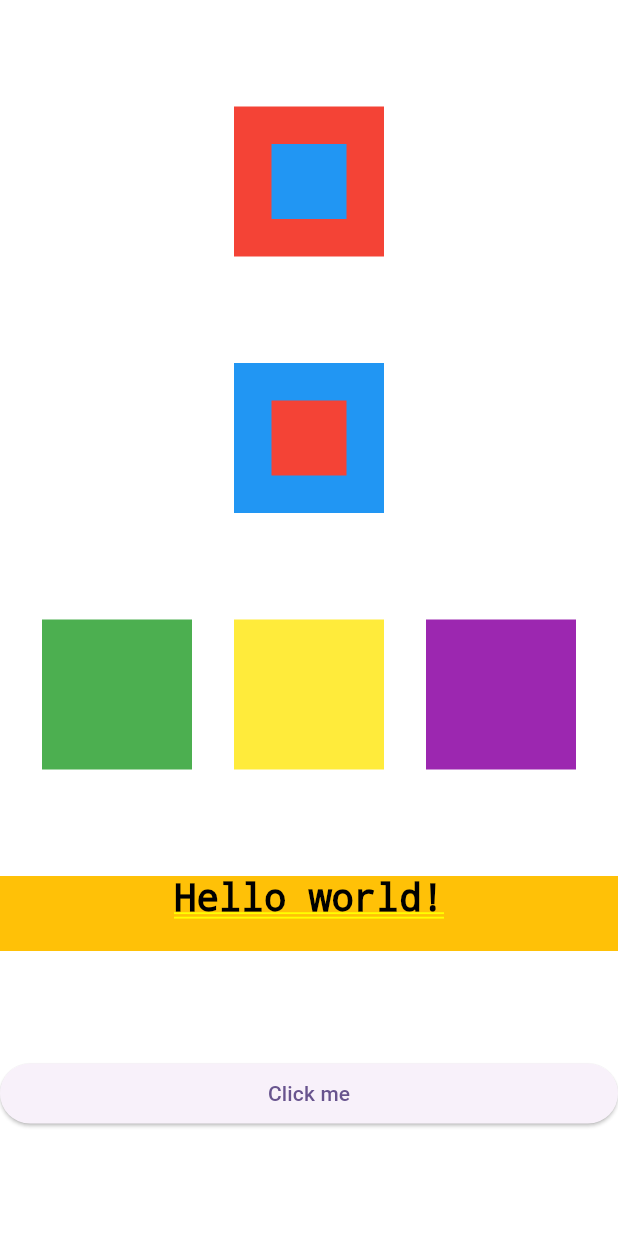
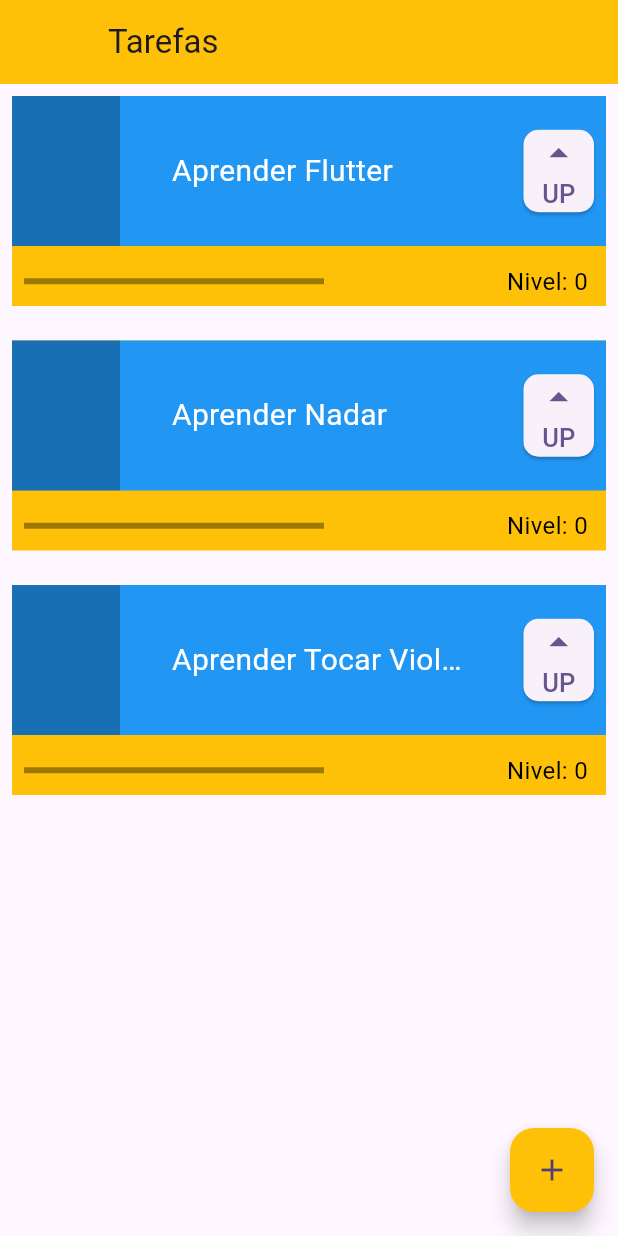
Before and after one commit to DiogodePaula/Flutter, a Flutter app: the screen it shows after launch, on a phone screen of 412 x 824 dp. Run offline on Flutter 3.47's test engine with Material 3 defaults, Android fonts, the phone set to English and light mode, and no system bars.

Commit message:
class 3 finished

```diff
--- a/first_project/notes/flutter-widgets-stateless-stateful-imagens-animacoes.txt
+++ b/first_project/flutter-widgets-stateless-stateful-imagens-animacoes/02. Utilizando Widgets.txt
@@ -41,3 +41,33 @@ Widgets que utilizamos.
 Por fim, discutimos o conceito de overflow, que ocorre quando um Widget é maior do que a tela, e
 observamos como isso se aplica aos nossos Containers. Essa aula nos proporcionou uma base sólida para
 trabalhar com Widgets e interações no Flutter.
+================================================================================================
+Nesta aula, aprendemos sobre o conceito de overflow em Flutter, que ocorre quando um Widget ultrapassa os
+limites da tela. O instrutor demonstrou como isso pode acontecer ao aumentar o tamanho de um Container,
+tanto na vertical quanto na horizontal, e como isso pode dificultar a visualização de outros Widgets.
+
+Foi explicado que, em uma Column, o tamanho vertical dos Widgets pode ser infinito, enquanto em uma Row,
+o tamanho horizontal também tende ao infinito. Portanto, é importante ter cuidado ao definir tamanhos para
+evitar o overflow.
+
+Além disso, foi apresentada a ferramenta Flutter Inspector no Android Studio, que permite visualizar a árvore
+de Widgets e entender melhor como os Widgets estão organizados e quais podem causar overflow. O Flutter Inspector
+fornece informações sobre o layout e os parâmetros dos Widgets, ajudando a identificar potenciais problemas.
+
+Em resumo, a aula enfatizou a importância de entender o overflow e como usar o Flutter Inspector para facilitar
+o desenvolvimento e a visualização da estrutura do aplicativo.
+
+Entendendo Restrições em Flutter
+https://medium.com/flutter-community/flutter-the-advanced-layout-rule-even-beginners-must-know-edc9516d1a2
+================================================================================================
+Nesta aula, aprendemos sobre a utilização de Widgets no Flutter, focando nas diferenças entre os designs Material
+e Cupertino. O Material Design, criado pela Google, oferece uma variedade de Widgets com cores e formatos prontos,
+facilitando a criação de aplicativos bonitos sem a necessidade de um profundo conhecimento em design. Já o Cupertino
+é o design da Apple, que possui características específicas para dispositivos iOS, com cores e formatos padronizados.
+
+Além disso, discutimos a importância de escolher cores específicas na programação, utilizando o modelo RGB (Vermelho,
+Verde e Azul) e o valor de Alpha para definir a transparência das cores. O Flutter permite a criação de uma infinidade
+de cores através do método Color.fromARGB(), o que nos dá mais liberdade na personalização dos nossos aplicativos.
+
+Por fim, a aula enfatizou que, embora existam padrões de design, não somos obrigados a segui-los rigidamente, e podemos
+adaptar os Widgets conforme necessário para atender às expectativas dos usuários de diferentes plataformas.
--- a/first_project/lib/main.dart
+++ b/first_project/lib/main.dart
@@ -15,53 +15,123 @@ class MyApp extends StatelessWidget {
       theme: ThemeData(
         colorScheme: ColorScheme.fromSeed(seedColor: Colors.deepPurple),
       ),
-      home: Container(
-        color: Colors.white,
-        child: Column(
-          mainAxisAlignment: MainAxisAlignment.spaceEvenly,
-          crossAxisAlignment: CrossAxisAlignment.stretch,
+      home: Scaffold(
+        appBar: AppBar(
+          leading: Container(),
+          title: Text('Tarefas'),
+          backgroundColor: Colors.amber,
+        ),
+        body: ListView(
           children: [
-            Stack(
-              alignment: AlignmentDirectional.center,
-              children: [
-                Container(color: Colors.red, width: 100, height: 100),
-                Container(color: Colors.blue, width: 50, height: 50),
-              ],
-            ),
-            Stack(
-              alignment: AlignmentDirectional.center,
-              children: [
-                Container(color: Colors.blue, width: 100, height: 100),
-                Container(color: Colors.red, width: 50, height: 50),
-              ],
-            ),
-            Row(
-              mainAxisAlignment: MainAxisAlignment.spaceEvenly,
-              children: [
-                Container(color: Colors.green, width: 100, height: 100),
-                Container(color: Colors.yellow, width: 100, height: 100),
-                Container(color: Colors.purple, width: 100, height: 100),
-              ],
-            ),
-            Container(
-              color: Colors.amber,
-              width: 300,
-              height: 50,
-              child: const Text(
-                'Hello world!',
-                style: TextStyle(fontSize: 25, color: Colors.black),
-                textAlign: TextAlign.center,
-              ),
-            ),
-            ElevatedButton(
-              onPressed: () {
-                debugPrint('Botão clicado');
-              },
-              child: Text('Click me'),
-            ),
+            Task('Aprender Flutter'),
+            Task('Aprender Nadar'),
+            Task('Aprender Tocar Violão ao anoitecer'),
           ],
+        ),
+        floatingActionButton: FloatingActionButton(
+          onPressed: () {},
+          backgroundColor: Colors.amber,
+          child: Icon(Icons.add),
         ),
       ),
     );
   }
 }
+
+//StatelessWidget, estático, não muda
+class Task extends StatefulWidget {
+  final String title;
+  const Task(this.title, {super.key});
+
+  @override
+  State<Task> createState() => _TaskState();
+}
+
+class _TaskState extends State<Task> {
+  int nivel = 0;
+
+  @override
+  Widget build(BuildContext context) {
+    return Padding(
+      padding: EdgeInsetsDirectional.all(8.0),
+      child: Stack(
+        children: [
+          Container(color: Colors.amber, height: 140),
+          Column(
+            children: [
+              Container(
+                color: Colors.blue,
+                height: 100,
+                child: Row(
+                  mainAxisAlignment: MainAxisAlignment.spaceBetween,
+                  children: [
+                    Container(color: Colors.black26, width: 72, height: 100),
+                    Container(
+                      width: 200,
+                      child: Text(
+                        widget.title,
+                        style: TextStyle(fontSize: 20, color: Colors.white),
+                        overflow: TextOverflow.ellipsis,
+                      ),
+                    ),
+                    Container(
+                      width: 55,
+                      height: 55,
+                      child: Padding(
+                        padding: const EdgeInsets.only(right: 8),
+                        child: ElevatedButton(
+                          onPressed: () {
+                            setState(() {
+                              nivel++;
+                            });
+                            // print('Nivel: $nivel'); DEBUG
+                          },
+                          style: ElevatedButton.styleFrom(
+                            shape: RoundedRectangleBorder(
+                              borderRadius: BorderRadius.circular(10),
+                            ),
+                            padding: EdgeInsets.zero,
+                          ),
+                          child: Column(
+                            mainAxisAlignment: MainAxisAlignment.center,
+                            children: [
+                              Icon(Icons.arrow_drop_up, size: 30),
+                              Text('UP', style: TextStyle(fontSize: 17)),
+                            ],
+                          ),
+                        ),
+                      ),
+                    ),
+                  ],
+                ),
+              ),
+              Row(
+                mainAxisAlignment: MainAxisAlignment.spaceBetween,
+                children: [
+                  Padding(
+                    padding: const EdgeInsets.all(8.0),
+                    child: Container(
+                      width: 200,
+                      child: LinearProgressIndicator(
+                        value: nivel / 10,
+                        color: Colors.white,
+                        backgroundColor: Colors.black38,
+                      ),
+                    ),
+                  ),
+                  Padding(
+                    padding: const EdgeInsets.all(12.0),
+                    child: Text(
+                      'Nivel: $nivel',
+                      style: TextStyle(fontSize: 16, color: Colors.black),
+                    ),
+                  ),
+                ],
+              ),
+            ],
+          ),
+        ],
+      ),
+    );
+  }
+}
```
Also changed, not shown: first_project/flutter-widgets-stateless-stateful-imagens-animacoes/03. Explorando Stateless vs Stateful.txt (added, +151 -0 lines), first_project/lib/primeira_tela.dart (added, +47 -0 lines), first_project/flutter-widgets-stateless-stateful-imagens-animacoes/01. Entendendo o Flutter e Android Studio.txt (renamed from first_project/notes/notes.txt), first_project/flutter-widgets-stateless-stateful-imagens-animacoes/04. Inserindo imagens e animações.txt (added), first_project/flutter-widgets-stateless-stateful-imagens-animacoes/05. Aplicando boas práticas.txt (added), first_project/flutter-widgets-stateless-stateful-imagens-animacoes/b8224d4c-c0d0-409f-a53d-5cba506ff036.webp (renamed from first_project/notes/b8224d4c-c0d0-409f-a53d-5cba506ff036.webp), first_project/flutter-widgets-stateless-stateful-imagens-animacoes/diagrama.webp (renamed from first_project/notes/diagrama.webp), first_project/flutter-widgets-stateless-stateful-imagens-animacoes/lista-arquivos-flutter-main-dart.webp (renamed from first_project/notes/lista-arquivos-flutter-main-dart.webp), first_project/flutter-widgets-stateless-stateful-imagens-animacoes/o-que-e-flutter.webp (renamed from first_project/notes/o-que-e-flutter.webp).
